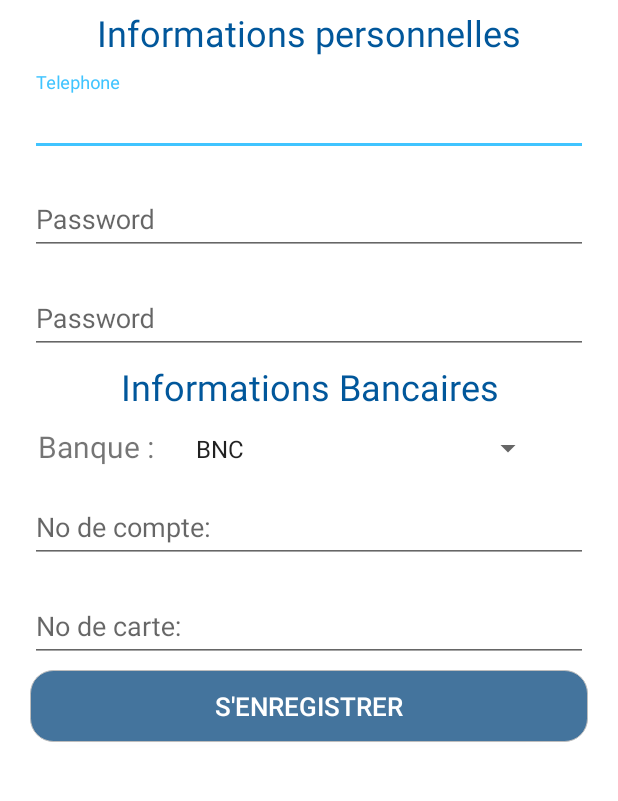
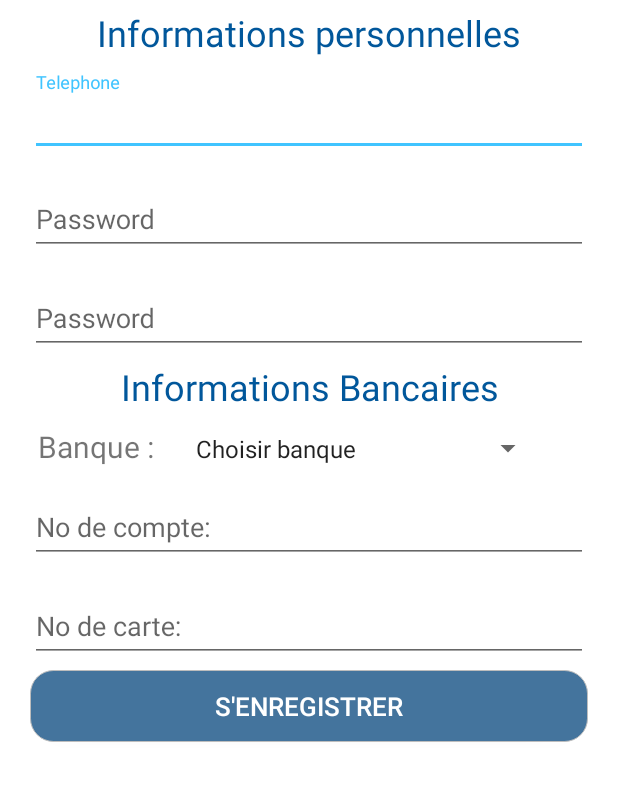
Before and after one commit to PRONAP-MOBILE/cash0, an Android app: the SignupActivity screen opened directly, with no data from a screen before it, on a phone screen of 412 x 824 dp, the part 92-893 px from its top. Run offline under Robolectric (Android 15) with nearby library versions, the phone set to English and light mode, and no system bars.

Commit message:
correct variable

```diff
--- a/app/src/main/java/com/mobil/pronap/cash0/Activities/SignupActivity.java
+++ b/app/src/main/java/com/mobil/pronap/cash0/Activities/SignupActivity.java
@@ -18,7 +18,7 @@ public class SignupActivity extends AppCompatActivity {
 
 
     //Informations personnelles
-    AutoCompleteTextView tvTel;
+    EditText tvTel;
     EditText pass;
 
     //Informations bancaires
@@ -83,7 +83,7 @@ public class SignupActivity extends AppCompatActivity {
 
         int val = 0;
 
-        if(tvTel.getText().equals("") || pass.getText().equals("") || tvAccountNumber.getText().equals("") || tvCardNumber.getText().equals("") || spBankChooser.getSelectedItem().equals("choisir votre banque")){
+        if(tvTel.getText().equals("") || pass.getText().equals("") || tvAccountNumber.getText().equals("") || tvCardNumber.getText().equals("") || spBankChooser.getSelectedItem().equals("Choisir banque")){
             val = 0;
         }
         else{
@@ -97,7 +97,7 @@ public class SignupActivity extends AppCompatActivity {
 
     public void init_views(){
 
-        tvTel = (AutoCompleteTextView) findViewById(R.id.tvTel);
+        tvTel =  findViewById(R.id.edtTel);
         tvAccountNumber = (AutoCompleteTextView) findViewById(R.id.tvAccountNumber);
         tvCardNumber = (AutoCompleteTextView) findViewById(R.id.tvCardNumber);
         spBankChooser = (Spinner) findViewById(R.id.spBankChooser);
--- a/app/src/main/res/values/bank_array.xml
+++ b/app/src/main/res/values/bank_array.xml
@@ -1,6 +1,7 @@
 <?xml version="1.0" encoding="utf-8"?>
 <resources>
     <string-array name="bank_array">
+        <item>Choisir banque</item>
         <item>BNC</item>
         <item>BUH</item>
         <item>Sogebank</item>
```
